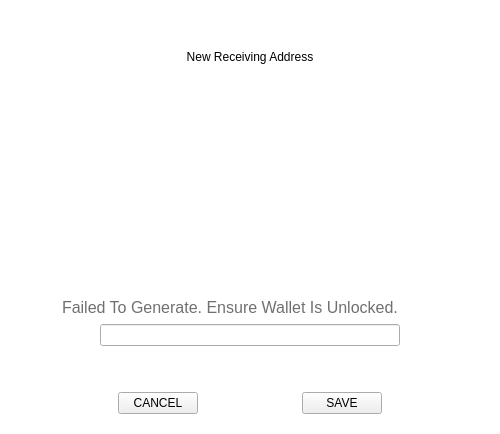
Above: src/qt/veil/forms/addressreceive.ui from Veil-Project/veil before the change. Below: the same form after it.
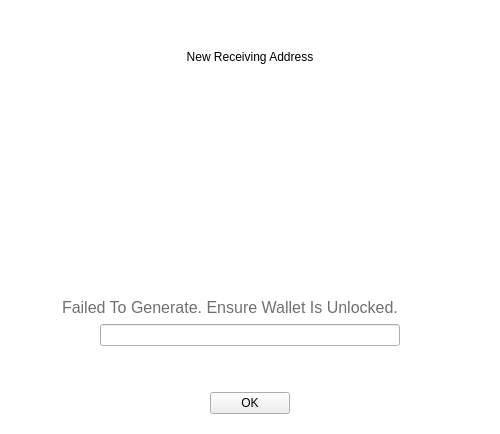
That is the form after the change. Icons and pictures are not drawn.

Patch:
```diff
--- a/src/qt/veil/forms/addressreceive.ui
+++ b/src/qt/veil/forms/addressreceive.ui
@@ -254,32 +254,6 @@
           </property>
          </spacer>
         </item>
-        <item>
-         <widget class="QPushButton" name="btnEsc">
-          <property name="focusPolicy">
-           <enum>Qt::NoFocus</enum>
-          </property>
-          <property name="styleSheet">
-           <string notr="true"/>
-          </property>
-          <property name="text">
-           <string>CANCEL</string>
-          </property>
-         </widget>
-        </item>
-        <item>
-         <spacer name="horizontalSpacer_4">
-          <property name="orientation">
-           <enum>Qt::Horizontal</enum>
-          </property>
-          <property name="sizeHint" stdset="0">
-           <size>
-            <width>40</width>
-            <height>20</height>
-           </size>
-          </property>
-         </spacer>
-        </item>
         <item>
          <widget class="QPushButton" name="btnSave">
           <property name="focusPolicy">
@@ -289,7 +263,7 @@
            <string notr="true"/>
           </property>
           <property name="text">
-           <string>SAVE</string>
+           <string>OK</string>
           </property>
          </widget>
         </item>
```
